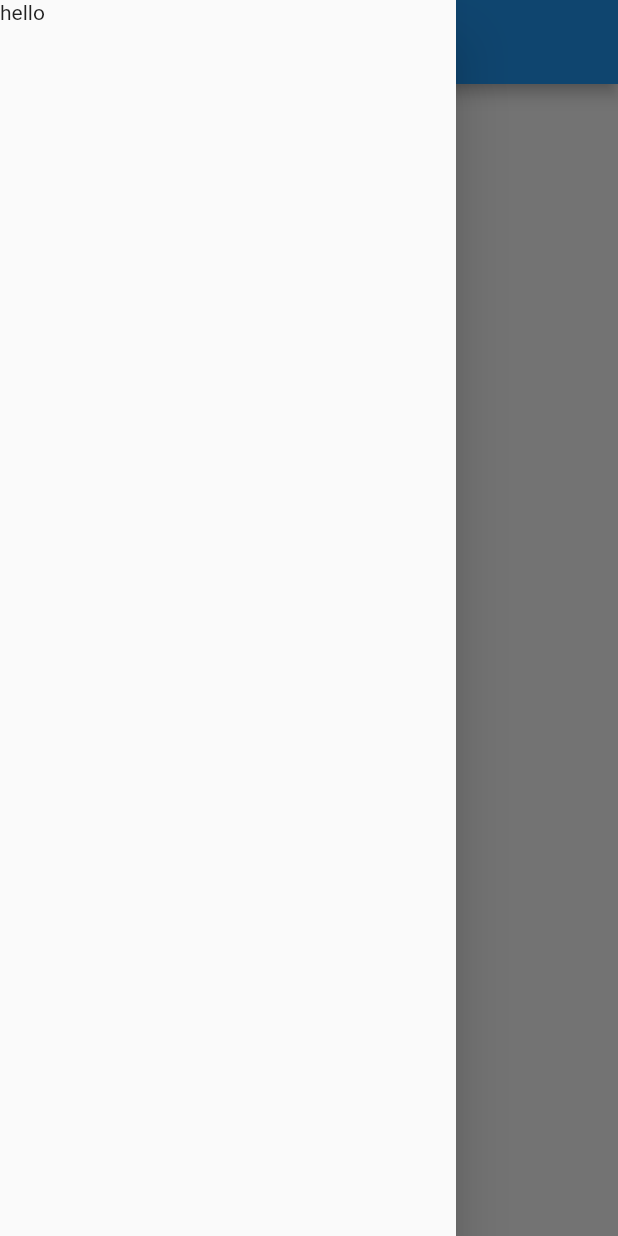
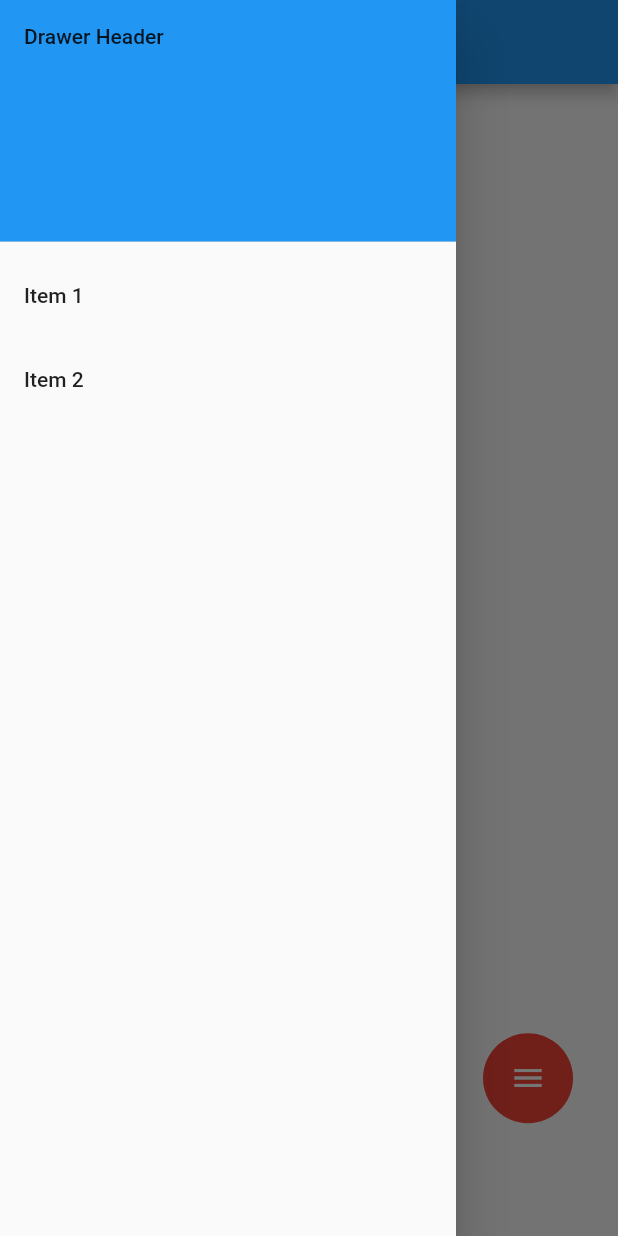
Before and after one commit to vishwashibare/flora, a Flutter app: the screen it shows after launch, with the side drawer open, on a phone screen of 412 x 824 dp. Run offline on Flutter 3.47's test engine with Material 2 defaults, Android fonts, the light colour scheme and no system bars.

Commit message:
drawer bottam bar

```diff
--- /dev/null
+++ b/lib/bottom_button/bottom_slider.dart
@@ -0,0 +1,196 @@
+import 'package:flutter/material.dart';
+
+class MyHomePage extends StatefulWidget {
+  @override
+  _MyHomePageState createState() => _MyHomePageState();
+}
+
+class _MyHomePageState extends State<MyHomePage>
+    with SingleTickerProviderStateMixin {
+  late AnimationController animationController;
+  late Animation degOneTranslationAnimation,
+      degTwoTranslationAnimation,
+      degThreeTranslationAnimation;
+  late Animation rotationAnimation;
+
+  double getRadiansFromDegree(double degree) {
+    double unitRadian = 57.295779513;
+    return degree / unitRadian;
+  }
+
+  @override
+  void dispose() {
+    animationController.dispose();
+    super.dispose();
+  }
+
+  @override
+  void initState() {
+    animationController =
+        AnimationController(vsync: this, duration: Duration(milliseconds: 250));
+    degOneTranslationAnimation = TweenSequence([
+      TweenSequenceItem<double>(
+          tween: Tween<double>(begin: 0.0, end: 1.2), weight: 75.0),
+      TweenSequenceItem<double>(
+          tween: Tween<double>(begin: 1.2, end: 1.0), weight: 25.0),
+    ]).animate(animationController);
+    degTwoTranslationAnimation = TweenSequence([
+      TweenSequenceItem<double>(
+          tween: Tween<double>(begin: 0.0, end: 1.4), weight: 55.0),
+      TweenSequenceItem<double>(
+          tween: Tween<double>(begin: 1.4, end: 1.0), weight: 45.0),
+    ]).animate(animationController);
+    degThreeTranslationAnimation = TweenSequence([
+      TweenSequenceItem<double>(
+          tween: Tween<double>(begin: 0.0, end: 1.75), weight: 35.0),
+      TweenSequenceItem<double>(
+          tween: Tween<double>(begin: 1.75, end: 1.0), weight: 65.0),
+    ]).animate(animationController);
+    rotationAnimation = Tween<double>(begin: 180.0, end: 0.0).animate(
+        CurvedAnimation(parent: animationController, curve: Curves.easeOut));
+    super.initState();
+    animationController.addListener(() {
+      setState(() {});
+    });
+  }
+
+  @override
+  Widget build(BuildContext context) {
+    Size size = MediaQuery.of(context).size;
+    return Container(
+      width: size.width,
+      height: size.height / 1.14,
+      child: Stack(
+        children: <Widget>[
+          Positioned(
+              right: 30,
+              bottom: 30,
+              child: Stack(
+                alignment: Alignment.bottomRight,
+                children: <Widget>[
+                  IgnorePointer(
+                    child: Container(
+                      color: Colors.transparent,
+                      height: 150.0,
+                      width: 150.0,
+                    ),
+                  ),
+                  Transform.translate(
+                    offset: Offset.fromDirection(getRadiansFromDegree(270),
+                        degOneTranslationAnimation.value * 100),
+                    child: Transform(
+                      transform: Matrix4.rotationZ(
+                          getRadiansFromDegree(rotationAnimation.value))
+                        ..scale(degOneTranslationAnimation.value),
+                      alignment: Alignment.center,
+                      child: CircularButton(
+                        color: Colors.blue,
+                        width: 50,
+                        height: 50,
+                        icon: Icon(
+                          Icons.add,
+                          color: Colors.white,
+                        ),
+                        onClick: () {
+                          print('First Button');
+                        },
+                      ),
+                    ),
+                  ),
+                  Transform.translate(
+                    offset: Offset.fromDirection(getRadiansFromDegree(225),
+                        degTwoTranslationAnimation.value * 100),
+                    child: Transform(
+                      transform: Matrix4.rotationZ(
+                          getRadiansFromDegree(rotationAnimation.value))
+                        ..scale(degTwoTranslationAnimation.value),
+                      alignment: Alignment.center,
+                      child: CircularButton(
+                        color: Colors.black,
+                        width: 50,
+                        height: 50,
+                        icon: Icon(
+                          Icons.camera_alt,
+                          color: Colors.white,
+                        ),
+                        onClick: () {
+                          print('Second button');
+                        },
+                      ),
+                    ),
+                  ),
+                  Transform.translate(
+                    offset: Offset.fromDirection(getRadiansFromDegree(180),
+                        degThreeTranslationAnimation.value * 100),
+                    child: Transform(
+                      transform: Matrix4.rotationZ(
+                          getRadiansFromDegree(rotationAnimation.value))
+                        ..scale(degThreeTranslationAnimation.value),
+                      alignment: Alignment.center,
+                      child: CircularButton(
+                        color: Colors.orangeAccent,
+                        width: 50,
+                        height: 50,
+                        icon: const Icon(
+                          Icons.insert_drive_file_outlined,
+                          color: Colors.white,
+                        ),
+                        onClick: () {
+                          print('Third Button');
+                        },
+                      ),
+                    ),
+                  ),
+                  Transform(
+                    transform: Matrix4.rotationZ(
+                        getRadiansFromDegree(rotationAnimation.value)),
+                    alignment: Alignment.center,
+                    child: CircularButton(
+                      color: Colors.red,
+                      width: 60,
+                      height: 60,
+                      icon: Icon(
+                        Icons.menu,
+                        color: Colors.white,
+                      ),
+                      onClick: () {
+                        if (animationController.isCompleted) {
+                          animationController.reverse();
+                        } else {
+                          animationController.forward();
+                        }
+                      },
+                    ),
+                  )
+                ],
+              ))
+        ],
+      ),
+    );
+  }
+}
+
+class CircularButton extends StatelessWidget {
+  final double width;
+  final double height;
+  final Color color;
+  final Icon icon;
+  final VoidCallback onClick;
+
+  CircularButton(
+      {required this.color,
+      required this.width,
+      required this.height,
+      required this.icon,
+      required this.onClick});
+
+  @override
+  Widget build(BuildContext context) {
+    return Container(
+      decoration: BoxDecoration(color: color, shape: BoxShape.circle),
+      width: width,
+      height: height,
+      child: IconButton(icon: icon, enableFeedback: true, onPressed: onClick),
+    );
+  }
+}
--- /dev/null
+++ b/lib/drawer/navdrawer.dart
@@ -0,0 +1,45 @@
+import 'package:flutter/material.dart';
+
+class navdrawer extends StatefulWidget {
+  const navdrawer({Key? key}) : super(key: key);
+
+  @override
+  State<navdrawer> createState() => _navdrawerState();
+}
+
+class _navdrawerState extends State<navdrawer> {
+  @override
+  Widget build(BuildContext context) {
+    return Drawer(
+      // Add a ListView to the drawer. This ensures the user can scroll
+      // through the options in the drawer if there isn't enough vertical
+      // space to fit everything.
+      child: ListView(
+        // Important: Remove any padding from the ListView.
+        padding: EdgeInsets.zero,
+        children: [
+          const DrawerHeader(
+            decoration: BoxDecoration(
+              color: Colors.blue,
+            ),
+            child: Text('Drawer Header'),
+          ),
+          ListTile(
+            title: const Text('Item 1'),
+            onTap: () {
+              // Update the state of the app.
+              // ...
+            },
+          ),
+          ListTile(
+            title: const Text('Item 2'),
+            onTap: () {
+              // Update the state of the app.
+              // ...
+            },
+          ),
+        ],
+      ),
+    );
+  }
+}
--- a/lib/main.dart
+++ b/lib/main.dart
@@ -1,4 +1,7 @@
+import 'package:flora/drawer/navdrawer.dart';
 import 'package:flutter/material.dart';
+import 'bottom_button/bottom_slider.dart';
+import 'drawer/navdrawer.dart';
 
 void main() {
   runApp(const MyApp());
@@ -12,22 +15,32 @@ class MyApp extends StatelessWidget {
     return MaterialApp(
       debugShowCheckedModeBanner: false,
       home: Scaffold(
+        floatingActionButtonLocation: FloatingActionButtonLocation.centerDocked,
         appBar: AppBar(
 
         ),
-        drawer: Drawer(
-          child: Text("hello"),
-        ),
+
+        drawer: navdrawer(),
         body: Column(
           children: [
-            FloatingActionButton(onPressed: (){},  ),
 
-          ],
-        ),
-      ),
+           MyHomePage(),
 
 
 
-    );
+
+
+
+          ],
+
+
+
+      ),
+        ),
+      );
+
+
+
+
   }
 }
```
Also changed, not shown: lib/bottom_button/News_page.dart (added).
